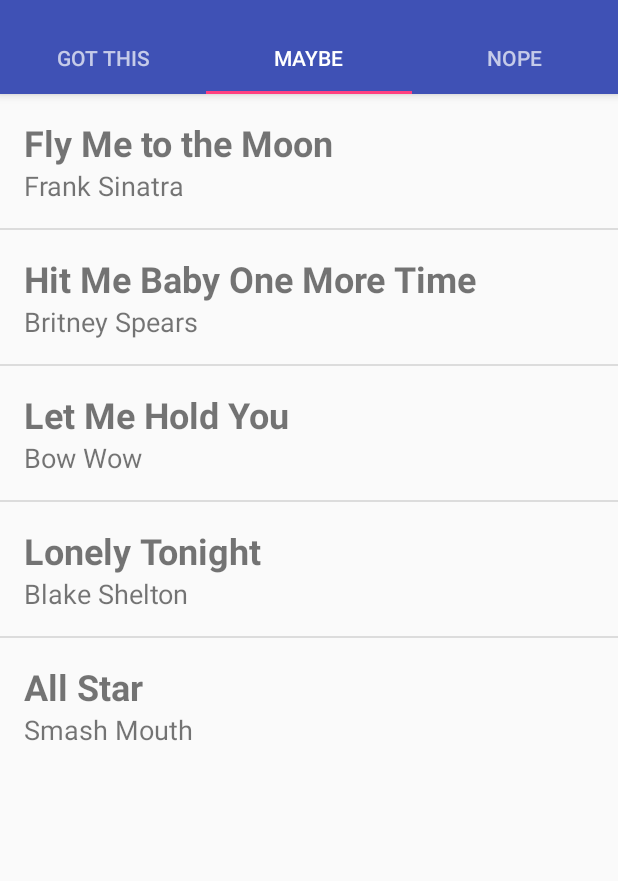
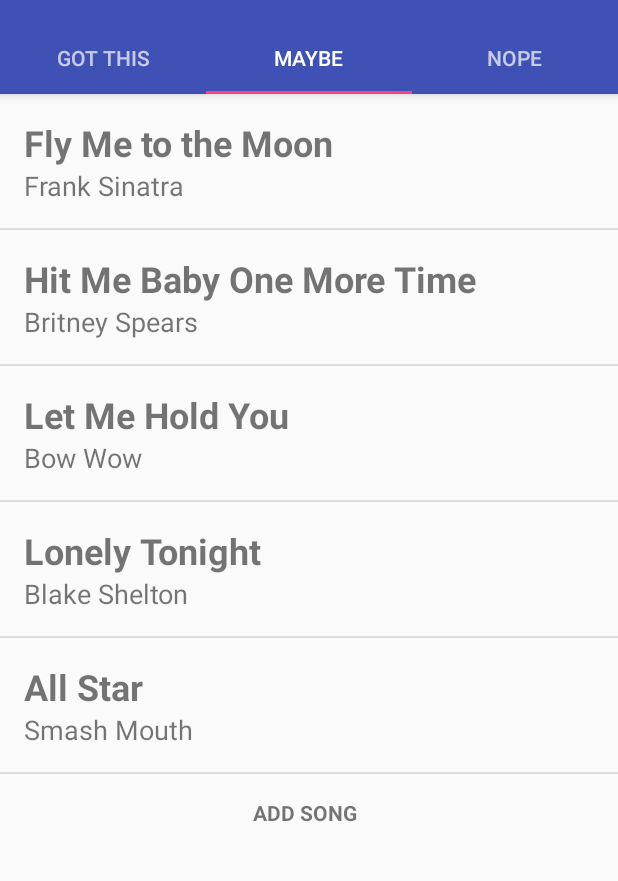
Before and after one commit to ydz-one/Kukuoke, an Android app: the screen it shows after launch (MainActivity), tab 2 chosen, on a phone screen of 412 x 824 dp, the part 74-955 px from its top. Run offline under Robolectric (Android 15) with nearby library versions, the phone set to English and light mode, and no system bars.

Commit message:
added working add song buttons

```diff
--- a/app/src/main/java/pennapps/com/kukuoke/Tab1.java
+++ b/app/src/main/java/pennapps/com/kukuoke/Tab1.java
@@ -7,10 +7,8 @@ import android.view.LayoutInflater;
 import android.view.View;
 import android.view.ViewGroup;
 import android.widget.AdapterView;
-import android.widget.Button;
 import android.widget.ListView;
-
-import pennapps.com.kukuoke.R;
+import android.widget.TextView;
 
 /**
  * Created by zyud on 1/19/2018.
@@ -22,7 +20,7 @@ public class Tab1 extends Fragment {
     private String[] artistArray = {"Nat King Cole", "Justin Bieber", "Gabrielle", "Savage Garden",
             "Celine Dion", "George Michael", "George Michael"};
     private ListView listView;
-    private Button addSongBotton;
+    private TextView addSongTextView;
 
     @Override
     public View onCreateView(LayoutInflater inflater, ViewGroup container,
@@ -31,28 +29,20 @@ public class Tab1 extends Fragment {
 
         CustomListAdapter cla = new CustomListAdapter(getActivity(), songArray, artistArray);
         listView = (ListView) rootView.findViewById(R.id.lv_tab1);
-//        addSongBotton = (Button) rootView.findViewById(R.id.btn_tab1_add_song);
         listView.setAdapter(cla);
 
         View footerView =  ((LayoutInflater)getContext().getSystemService(getContext()
                 .LAYOUT_INFLATER_SERVICE)).inflate(R.layout.footer, null, false);
         listView.addFooterView(footerView);
 
-//        addSongBotton.setOnClickListener(new View.OnClickListener() {
-//            public void onClick(View v) {
-//                // Perform action on click
-//                Intent intent = new Intent(getContext(), AddSongActivity.class);
-//
-//                // currentContext.startActivity(activityChangeIntent);
-//                startActivity(intent);
-//            }
-//        });
-
         listView.setOnItemClickListener(new AdapterView.OnItemClickListener() {
             @Override
             public void onItemClick(AdapterView<?> parent, View view, int position, long id) {
-                Intent intent = new Intent(getActivity(), AddSongActivity.class);
-                startActivity(intent);
+                if (position == songArray.length) {
+                    Intent intent = new Intent(getActivity(), AddSongActivity.class);
+                    intent.putExtra("tabNum","tab1");
+                    startActivity(intent);
+                }
             }
         });
 
--- a/app/src/main/java/pennapps/com/kukuoke/Tab2.java
+++ b/app/src/main/java/pennapps/com/kukuoke/Tab2.java
@@ -1,10 +1,12 @@
 package pennapps.com.kukuoke;
 
+import android.content.Intent;
 import android.os.Bundle;
 import android.support.v4.app.Fragment;
 import android.view.LayoutInflater;
 import android.view.View;
 import android.view.ViewGroup;
+import android.widget.AdapterView;
 import android.widget.ListView;
 
 import pennapps.com.kukuoke.R;
@@ -30,6 +32,21 @@ public class Tab2 extends Fragment {
         listView = (ListView) rootView.findViewById(R.id.lv_tab2);
         listView.setAdapter(cla);
 
+        View footerView =  ((LayoutInflater)getContext().getSystemService(getContext()
+                .LAYOUT_INFLATER_SERVICE)).inflate(R.layout.footer, null, false);
+        listView.addFooterView(footerView);
+
+        listView.setOnItemClickListener(new AdapterView.OnItemClickListener() {
+            @Override
+            public void onItemClick(AdapterView<?> parent, View view, int position, long id) {
+                if (position == songArray.length) {
+                    Intent intent = new Intent(getActivity(), AddSongActivity.class);
+                    intent.putExtra("tabNum","tab2");
+                    startActivity(intent);
+                }
+            }
+        });
+
         return rootView;
     }
 }
--- a/app/src/main/java/pennapps/com/kukuoke/Tab3.java
+++ b/app/src/main/java/pennapps/com/kukuoke/Tab3.java
@@ -1,10 +1,12 @@
 package pennapps.com.kukuoke;
 
+import android.content.Intent;
 import android.os.Bundle;
 import android.support.v4.app.Fragment;
 import android.view.LayoutInflater;
 import android.view.View;
 import android.view.ViewGroup;
+import android.widget.AdapterView;
 import android.widget.ListView;
 
 import pennapps.com.kukuoke.R;
@@ -28,6 +30,22 @@ public class Tab3 extends Fragment {
         listView = (ListView) rootView.findViewById(R.id.lv_tab3);
         listView.setAdapter(cla);
 
+        View footerView =  ((LayoutInflater)getContext().getSystemService(getContext()
+                .LAYOUT_INFLATER_SERVICE)).inflate(R.layout.footer, null, false);
+        listView.addFooterView(footerView);
+
+        listView.setOnItemClickListener(new AdapterView.OnItemClickListener() {
+            @Override
+            public void onItemClick(AdapterView<?> parent, View view, int position, long id) {
+                if (position == songArray.length) {
+                    Intent intent = new Intent(getActivity(), AddSongActivity.class);
+                    intent.putExtra("tabNum","tab3");
+                    startActivity(intent);
+                }
+            }
+        });
+
+
         return rootView;
     }
 }
--- a/app/src/main/res/layout/activity_add_song.xml
+++ b/app/src/main/res/layout/activity_add_song.xml
@@ -6,4 +6,10 @@
     android:layout_height="match_parent"
     tools:context="pennapps.com.kukuoke.AddSongActivity">
 
+    <TextView
+        android:id="@+id/tv_add_song_display"
+        android:text="ADD SONG DIALOG"
+        android:layout_width="match_parent"
+        android:layout_height="wrap_content" />
+
 </android.support.constraint.ConstraintLayout>
--- a/app/src/main/res/layout/footer.xml
+++ b/app/src/main/res/layout/footer.xml
@@ -4,7 +4,7 @@
     android:layout_width="wrap_content"
     android:layout_height="wrap_content"
     android:paddingTop="16dp"
-    android:paddingBottom="24dp"
+    android:paddingBottom="16dp"
     android:orientation="horizontal"
     android:gravity="center">
 
@@ -18,12 +18,12 @@
 
         <TextView
             android:text="ADD SONG"
-            android:id="@+id/footer_1"
-            android:layout_width="wrap_content"
-            android:layout_height="wrap_content"
-            android:textSize="14dip"
+            android:id="@+id/tv_add_song"
+            android:layout_width="match_parent"
+            android:layout_height="match_parent"
+            android:textSize="14sp"
             android:textStyle="bold"
-            android:layout_marginRight="5dip" />
+            android:layout_marginRight="5sp" />
     </LinearLayout>
 
 </LinearLayout>
--- a/app/src/main/res/layout/tab1.xml
+++ b/app/src/main/res/layout/tab1.xml
@@ -5,6 +5,7 @@
     <ListView
         android:id="@+id/lv_tab1"
         android:layout_width="match_parent"
-        android:layout_height="wrap_content"/>
+        android:layout_height="wrap_content"
+        android:paddingBottom="60dp"/>
 
 </LinearLayout>
--- a/app/src/main/res/layout/tab2.xml
+++ b/app/src/main/res/layout/tab2.xml
@@ -1,15 +1,11 @@
-<android.support.constraint.ConstraintLayout xmlns:android="http://schemas.android.com/apk/res/android"
-    xmlns:app="http://schemas.android.com/apk/res-auto"
-    xmlns:tools="http://schemas.android.com/tools"
-    android:id="@+id/constraintLayout"
+<LinearLayout xmlns:android="http://schemas.android.com/apk/res/android"
     android:layout_width="match_parent"
-    android:layout_height="match_parent"
-    tools:context="pennapps.com.kukuoke.Tab2">
+    android:layout_height="match_parent">
 
     <ListView
         android:id="@+id/lv_tab2"
         android:layout_width="match_parent"
-        android:layout_height="0dp"
-        android:paddingBottom="60dp" />
+        android:layout_height="wrap_content"
+        android:paddingBottom="60dp"/>
 
-</android.support.constraint.ConstraintLayout>
+</LinearLayout>
```
Also changed, not shown: app/src/main/java/pennapps/com/kukuoke/AddSongActivity.java (+9 -0 lines), app/src/main/res/layout/tab3.xml (+5 -9 lines).
